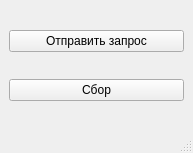
First picture: the form in OOP_kr/controlwindow.ui, repository anhmtkxtb1998/OOP_Exercise, before the edit.
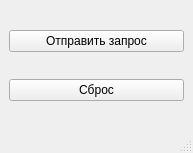
Second picture: the form after the edit.

```diff
--- a/OOP_kr/controlwindow.ui
+++ b/OOP_kr/controlwindow.ui
@@ -25,7 +25,7 @@
     <item row="1" column="0">
      <widget class="QPushButton" name="btn_reset">
       <property name="text">
-       <string>Сбор</string>
+       <string>Сброс</string>
       </property>
      </widget>
     </item>
```
Left out of the diff: 2 changed lines with no effect on the pictures.
